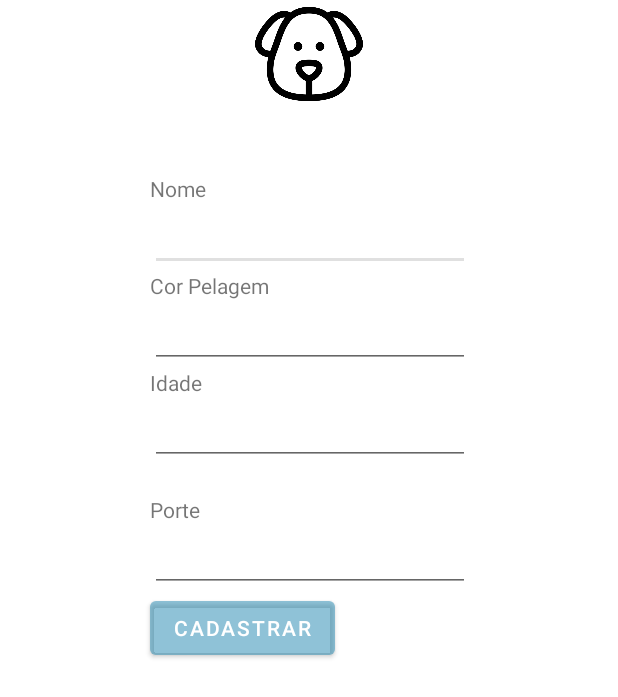
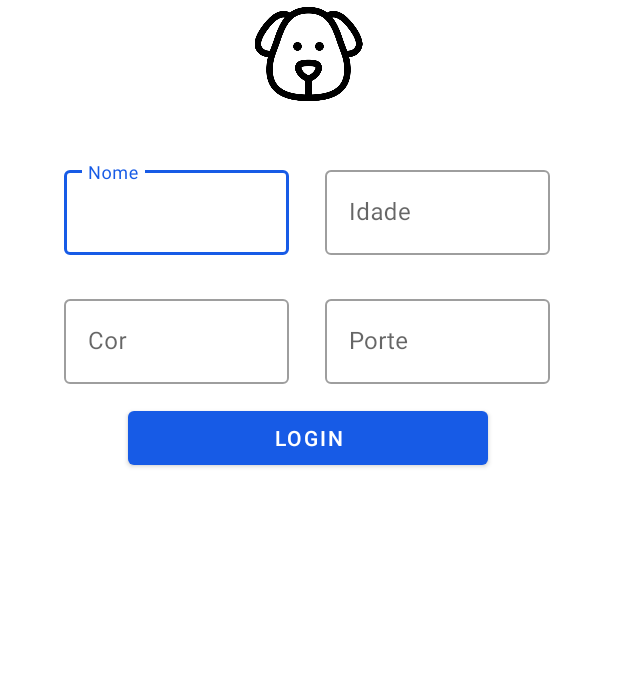
Before and after one commit to douglascas/android, an Android app: the RegisterDogActivity screen opened directly, with no data from a screen before it, on a phone screen of 412 x 824 dp. Shown: the top 697 px of the screen. Run offline under Robolectric (Android 15) with nearby library versions, the phone set to English and light mode, and no system bars.

Commit message:
Melhorando visual da tela de Cadastro de Dog

```diff
--- a/app/src/main/res/layout/activity_register_dog.xml
+++ b/app/src/main/res/layout/activity_register_dog.xml
@@ -5,7 +5,9 @@
     android:layout_height="wrap_content"
     android:fillViewport="false">
     <LinearLayout
-        android:orientation="vertical" android:layout_width="match_parent"
+        android:orientation="vertical"
+        android:layout_width="350dp"
+        android:layout_gravity="center_horizontal"
         android:layout_height="match_parent">
 
         <ImageView
@@ -15,62 +17,87 @@
             android:layout_marginBottom="24dp"
             android:src="@drawable/logo2" />
 
-        <TextView
-            android:id="@+id/fstTxt"
-            android:layout_width="wrap_content"
+        <LinearLayout
+            android:layout_width="match_parent"
             android:layout_height="wrap_content"
-            android:layout_marginLeft="100dp"
-            android:layout_marginTop="20dp"
-            android:text="Nome"/>
-        <EditText
+            android:orientation="horizontal">
+
+            <com.google.android.material.textfield.TextInputLayout
+                android:layout_width="150dp"
+                android:layout_height="wrap_content"
+                android:layout_margin="12dp"
+                android:hint="@string/hint_name"
+                style="@style/Widget.MaterialComponents.TextInputLayout.OutlinedBox">
+
+                <com.google.android.material.textfield.TextInputEditText
                     android:id="@+id/txtName"
-            android:layout_width="wrap_content"
+                    android:layout_width="match_parent"
                     android:layout_height="wrap_content"
-            android:layout_marginLeft="100dp"
-            android:ems="10"/>
-        <TextView
-            android:id="@+id/secTxt"
-            android:layout_width="wrap_content"
+                    android:inputType="text"
+                    android:maxLines="1" />
+            </com.google.android.material.textfield.TextInputLayout>
+
+            <com.google.android.material.textfield.TextInputLayout
+                android:layout_width="150dp"
                 android:layout_height="wrap_content"
-            android:text="Cor Pelagem"
-            android:layout_marginLeft="100dp" />
-        <EditText
+                android:layout_margin="12dp"
+                android:hint="@string/hint_age"
+                style="@style/Widget.MaterialComponents.TextInputLayout.OutlinedBox">
+
+                <com.google.android.material.textfield.TextInputEditText
+                    android:id="@+id/txtIdade"
+                    android:layout_width="match_parent"
+                    android:layout_height="wrap_content"
+                    android:inputType="text"
+                    android:maxLines="1" />
+            </com.google.android.material.textfield.TextInputLayout>
+
+        </LinearLayout>
+
+
+        <LinearLayout
+            android:layout_width="match_parent"
+            android:layout_height="wrap_content"
+            android:orientation="horizontal">
+
+            <com.google.android.material.textfield.TextInputLayout
+                style="@style/Widget.MaterialComponents.TextInputLayout.OutlinedBox"
+                android:layout_width="150dp"
+                android:layout_height="wrap_content"
+                android:layout_margin="12dp"
+                android:hint="@string/hint_color">
+
+                <com.google.android.material.textfield.TextInputEditText
                     android:id="@+id/txtCor"
-            android:layout_width="wrap_content"
+                    android:layout_width="match_parent"
                     android:layout_height="wrap_content"
-            android:layout_marginLeft="100dp"
-            android:ems="10" />
-        <TextView
-            android:id="@+id/thirdTxt"
-            android:layout_width="wrap_content"
+                    android:inputType="text"
+                    android:maxLines="1" />
+            </com.google.android.material.textfield.TextInputLayout>
+
+            <com.google.android.material.textfield.TextInputLayout
+                android:layout_width="150dp"
                 android:layout_height="wrap_content"
-            android:text="Idade"
-            android:layout_marginLeft="100dp" />
-        <EditText
-            android:id="@+id/txtIdade"
-            android:layout_width="wrap_content"
+                android:layout_margin="12dp"
+                android:hint="@string/hint_carry"
+                style="@style/Widget.MaterialComponents.TextInputLayout.OutlinedBox">
+
+                <com.google.android.material.textfield.TextInputEditText
+                    android:id="@+id/txtPorte"
+                    android:layout_width="match_parent"
                     android:layout_height="wrap_content"
-            android:layout_marginLeft="100dp"
-            android:ems="10"/>
-        <TextView
-            android:id="@+id/frtTxt"
-            android:layout_width="wrap_content"
-            android:layout_height="wrap_content"
-            android:layout_marginLeft="100dp"
-            android:layout_marginTop="20dp"
-            android:text="Porte"/>
-        <EditText
-            android:id="@+id/txtPorte"
-            android:layout_width="wrap_content"
-            android:layout_height="wrap_content"
-            android:layout_marginLeft="100dp"
-            android:ems="10"/>
-        <Button
+                    android:inputType="text"
+                    android:maxLines="1" />
+            </com.google.android.material.textfield.TextInputLayout>
+
+        </LinearLayout>
+
+        <com.google.android.material.button.MaterialButton
             android:id="@+id/btnCadastro"
-            android:layout_width="wrap_content"
-            android:layout_height="wrap_content"
-            android:layout_marginLeft="100dp"
-            android:backgroundTint="#4D2789B0"
-            android:text="Cadastrar" />
+            android:layout_width="1.5in"
+            android:layout_height="0.3in"
+            android:layout_gravity="center"
+            android:text="Login" />
+
     </LinearLayout>
 </ScrollView>
--- a/app/src/main/res/values/strings.xml
+++ b/app/src/main/res/values/strings.xml
@@ -20,6 +20,11 @@
     <string name="nenhum_dog">Nenhum cachorro cadastrado</string>
     <string name="porte_grande">Grande</string>
     <string name="porte_medio">Medio</string>
+
+    <string name="hint_age">Idade</string>
+    <string name="hint_name">Nome</string>
+    <string name="hint_carry">Porte</string>
+    <string name="hint_color">Cor</string>
 
     <string name="porte_pequeno">Pequeno</string>
     <string name="title_activity_login">Sign in</string>
```
Also changed, not shown: app/src/main/res/layout/activity_login.xml (+5 -9 lines), app/src/main/res/layout/activity_register_pessoa.xml (+23 -52 lines). Lines whose indentation alone changed are shown as unchanged.
